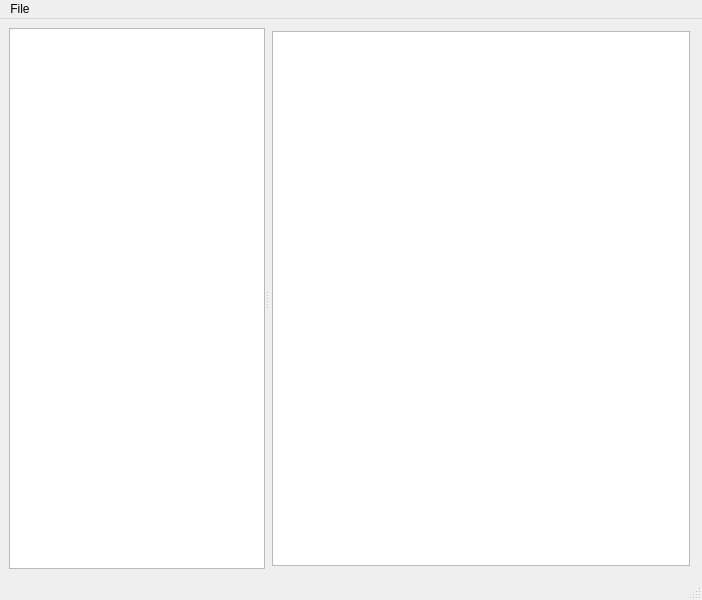
Old version of the form mainwindow.ui in the repository IoeCmcomc/MCDatapacker.
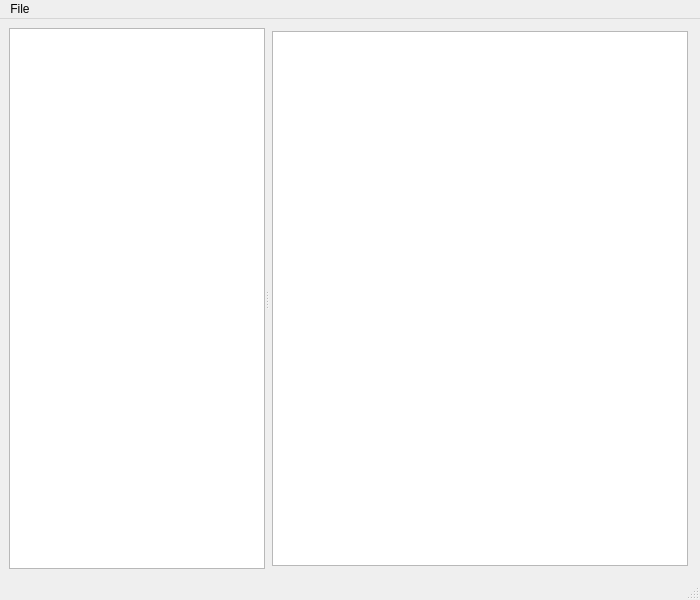
New version of the form. Icons and pictures are not drawn. Custom widgets are drawn as their Qt base class.

The edit to the form file:
```diff
--- a/mainwindow.ui
+++ b/mainwindow.ui
@@ -6,14 +6,14 @@
    <rect>
     <x>0</x>
     <y>0</y>
-    <width>702</width>
+    <width>700</width>
     <height>600</height>
    </rect>
   </property>
   <property name="minimumSize">
    <size>
-    <width>500</width>
-    <height>500</height>
+    <width>600</width>
+    <height>600</height>
    </size>
   </property>
   <property name="windowTitle">
@@ -98,6 +98,12 @@
         </property>
         <item row="0" column="0">
          <widget class="CodeEditor" name="codeEditor">
+          <property name="sizePolicy">
+           <sizepolicy hsizetype="Preferred" vsizetype="Preferred">
+            <horstretch>0</horstretch>
+            <verstretch>0</verstretch>
+           </sizepolicy>
+          </property>
           <property name="mouseTracking">
            <bool>true</bool>
           </property>
@@ -114,7 +120,7 @@
     <rect>
      <x>0</x>
      <y>0</y>
-     <width>702</width>
+     <width>700</width>
      <height>22</height>
     </rect>
    </property>
```
